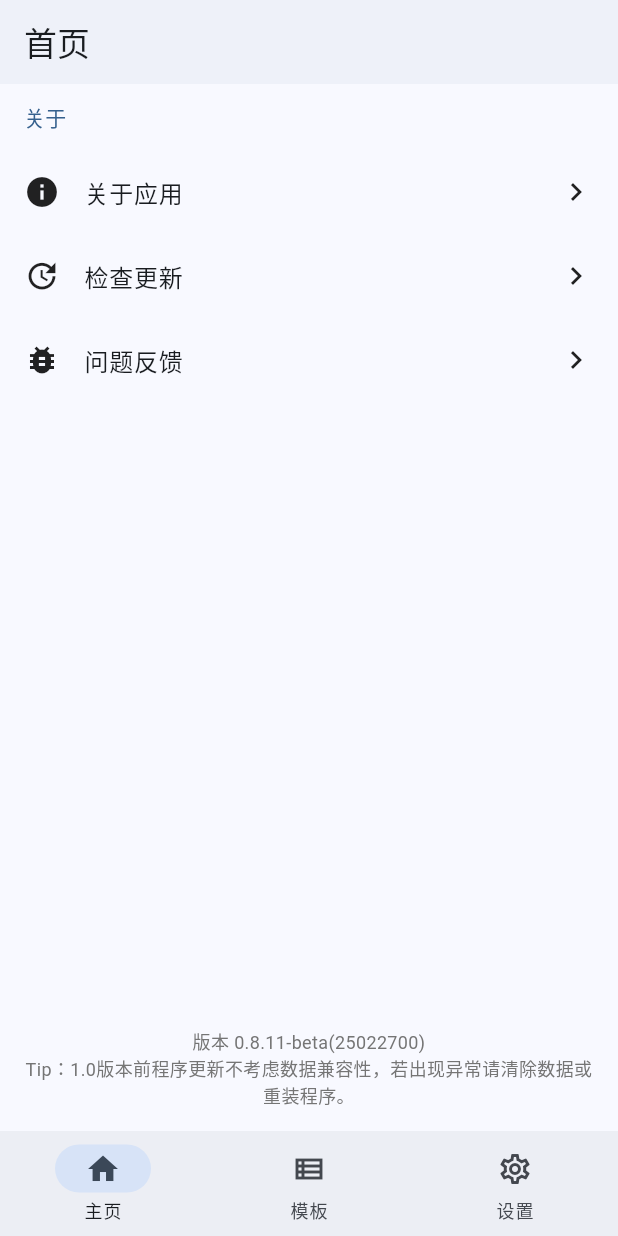
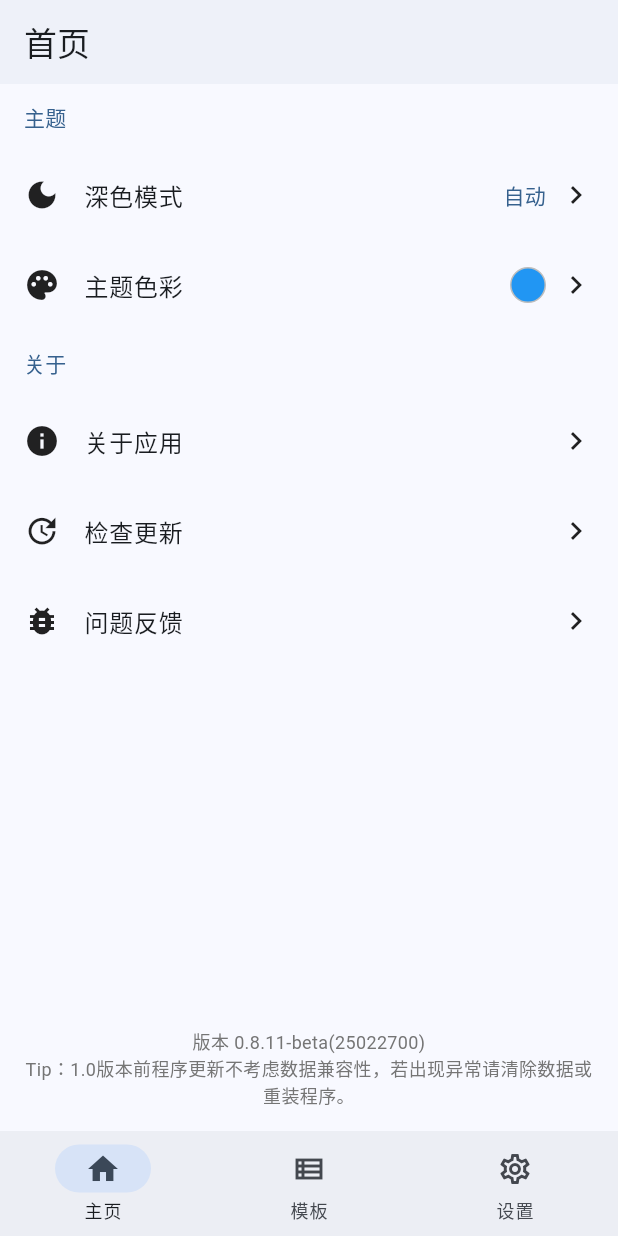
Before and after one commit to youzhiran/counters, a Flutter app: the screen it shows after launch, swiped to page 3, on a phone screen of 412 x 824 dp. Run offline on Flutter 3.47's test engine with Material 3 defaults, Android fonts, the phone set to English and light mode, and no system bars; our stand-ins replace hive, hive_flutter, package_info_plus, shared_preferences; accounts and stored records are empty.

Commit message:
new:主题&深色设置

```diff
--- a/lib/main.dart
+++ b/lib/main.dart
@@ -1,14 +1,14 @@
 import 'package:counters/page/game_session.dart';
 import 'package:counters/page/home.dart';
 import 'package:counters/page/setting.dart';
+import 'package:counters/page/template.dart';
 import 'package:counters/page/template_config.dart';
-import 'package:counters/page/template.dart';
 import 'package:counters/state.dart';
 import 'package:flutter/material.dart';
 import 'package:hive_flutter/hive_flutter.dart';
 import 'package:provider/provider.dart';
 
-import 'models.dart';
+import 'model/models.dart';
 import 'providers/score_provider.dart';
 import 'providers/template_provider.dart';
 
@@ -31,62 +31,38 @@ void main() async {
   // 会话存储初始化
   await Hive.openBox<GameSession>('gameSessions');
 
+  // 初始化全局状态
+  await globalState.initialize();
+
   // 打开模板盒子
   final templateBox = await Hive.openBox<ScoreTemplate>('templates');
 
-  runApp(MyApp(templateBox: templateBox)); // 传入Box实例
+  runApp(
+    MultiProvider(
+      providers: [
+        ChangeNotifierProvider(create: (_) => globalState), // 添加全局状态提供者
+        ChangeNotifierProvider(create: (_) => TemplateProvider(templateBox)),
+        ChangeNotifierProvider(create: (_) => ScoreProvider()),
+      ],
+      child: const MyApp(),
+    ),
+  );
 }
 
 class MyApp extends StatelessWidget {
-  final Box<ScoreTemplate> templateBox; // 添加构造函数参数
-
-  const MyApp({
-    required this.templateBox,
-    super.key, // 添加key参数
-  });
+  const MyApp({super.key});
 
   @override
   Widget build(BuildContext context) {
-    return MultiProvider(
-        providers: [
-          ChangeNotifierProvider(
-            create: (_) => TemplateProvider(templateBox),
-          ),
-          ChangeNotifierProvider(create: (_) => ScoreProvider()),
-        ],
-        child: MaterialApp(
+    return Consumer<GlobalState>(
+      // 监听主题变化
+      builder: (context, state, child) {
+        return MaterialApp(
           navigatorKey: globalState.navigatorKey,
           title: '桌游计分器',
-          theme: ThemeData(
-            useMaterial3: true, // 启用 MD3
-            colorScheme: ColorScheme.fromSeed(
-              seedColor: Colors.blue, // 动态颜色种子
-              brightness: Brightness.light,
-            ),
-            appBarTheme: const AppBarTheme(
-              elevation: 1, // MD3 推荐轻微阴影
-              scrolledUnderElevation: 3, // 滚动时阴影
-            ),
-            // 更新其他组件主题
-            filledButtonTheme: FilledButtonThemeData(style: ButtonStyle()),
-            navigationBarTheme: NavigationBarThemeData(
-              height: 70, // 推荐高度
-              labelBehavior: NavigationDestinationLabelBehavior.alwaysShow,
-            ),
-            pageTransitionsTheme: const PageTransitionsTheme(
-              builders: {
-                TargetPlatform.android: ZoomPageTransitionsBuilder(),
-                TargetPlatform.iOS: CupertinoPageTransitionsBuilder(),
-              },
-            ),
-          ),
-          darkTheme: ThemeData(
-            useMaterial3: true,
-            colorScheme: ColorScheme.fromSeed(
-              seedColor: Colors.blue,
-              brightness: Brightness.dark,
-            ),
-          ),
+          theme: _buildTheme(state.themeColor, Brightness.light),
+          darkTheme: _buildTheme(state.themeColor, Brightness.dark),
+          themeMode: state.themeMode,
           routes: {
             '/': (context) => const MainTabsScreen(),
             '/game_session': (context) => Scaffold(
@@ -114,7 +90,34 @@ class MyApp extends StatelessWidget {
                   ),
                 ),
           },
-        ));
+        );
+      },
+    );
+  }
+
+  ThemeData _buildTheme(Color seedColor, Brightness brightness) {
+    return ThemeData(
+      useMaterial3: true,
+      colorScheme: ColorScheme.fromSeed(
+        seedColor: seedColor,
+        brightness: brightness,
+      ),
+      appBarTheme: const AppBarTheme(
+        elevation: 1,
+        scrolledUnderElevation: 3,
+      ),
+      filledButtonTheme: FilledButtonThemeData(style: ButtonStyle()),
+      navigationBarTheme: NavigationBarThemeData(
+        height: 70,
+        labelBehavior: NavigationDestinationLabelBehavior.alwaysShow,
+      ),
+      pageTransitionsTheme: const PageTransitionsTheme(
+        builders: {
+          TargetPlatform.android: ZoomPageTransitionsBuilder(),
+          TargetPlatform.iOS: CupertinoPageTransitionsBuilder(),
+        },
+      ),
+    );
   }
 }
 
--- a/lib/models.dart
+++ b/lib/model/models.dart
@@ -1,7 +1,7 @@
 import 'package:hive/hive.dart';
 import 'package:uuid/uuid.dart';
 
-part 'models.g.dart'; // 生成文件引用
+part 'g/models.g.dart'; // 生成文件引用
 
 @HiveType(typeId: 0)
 class ScoreTemplate {
--- a/lib/page/game_session.dart
+++ b/lib/page/game_session.dart
@@ -2,7 +2,7 @@ import 'package:counters/state.dart';
 import 'package:flutter/material.dart';
 import 'package:provider/provider.dart';
 
-import '../models.dart';
+import '../model/models.dart';
 import '../providers/score_provider.dart';
 import '../providers/template_provider.dart';
 import '../widgets/snackbar.dart';
--- a/lib/page/home.dart
+++ b/lib/page/home.dart
@@ -1,7 +1,7 @@
 import 'package:flutter/material.dart';
 import 'package:provider/provider.dart';
 
-import '../models.dart';
+import '../model/models.dart';
 import '../providers/score_provider.dart';
 import '../providers/template_provider.dart';
 import '../state.dart';
--- a/lib/page/setting.dart
+++ b/lib/page/setting.dart
@@ -11,8 +11,19 @@ class SettingScreen extends StatefulWidget {
 }
 
 class _SettingScreenState extends State<SettingScreen> {
-  String _versionName = '1.0.0';
-  String _versionCode = '1';
+  String _versionName = '读取失败';
+  String _versionCode = '读取失败';
+
+  final List<Color> _themeColors = [
+    Colors.blue,
+    Colors.green,
+    Colors.orange,
+    Colors.purple,
+    Colors.red,
+    Colors.pink,
+    Colors.brown,
+    Colors.teal,
+  ];
 
   @override
   void initState() {
@@ -28,6 +39,79 @@ class _SettingScreenState extends State<SettingScreen> {
     });
   }
 
+  String _getThemeModeText(ThemeMode mode) {
+    switch (mode) {
+      case ThemeMode.system:
+        return '自动';
+      case ThemeMode.light:
+        return '浅色';
+      case ThemeMode.dark:
+        return '深色';
+    }
+  }
+
+  void _showThemeModeDialog() {
+    showDialog(
+      context: context,
+      builder: (context) => AlertDialog(
+        title: const Text('深色模式'),
+        content: Column(
+          mainAxisSize: MainAxisSize.min,
+          children: ThemeMode.values.map((mode) {
+            return RadioListTile<ThemeMode>(
+              title: Text(_getThemeModeText(mode)),
+              value: mode,
+              groupValue: globalState.themeMode,
+              onChanged: (value) {
+                globalState.setThemeMode(value!);
+                Navigator.pop(context);
+                setState(() {});
+              },
+            );
+          }).toList(),
+        ),
+      ),
+    );
+  }
+
+  void _showColorPickerDialog() {
+    showDialog(
+      context: context,
+      builder: (context) => AlertDialog(
+        title: const Text('选择主题颜色'),
+        content: SizedBox(
+          width: double.maxFinite,
+          child: GridView.count(
+            crossAxisCount: 4,
+            shrinkWrap: true,
+            children: _themeColors.map((color) {
+              return InkWell(
+                onTap: () {
+                  globalState.setThemeColor(color);
+                  Navigator.pop(context);
+                  setState(() {});
+                },
+                child: Container(
+                  margin: const EdgeInsets.all(8),
+                  decoration: BoxDecoration(
+                    color: color,
+                    shape: BoxShape.circle,
+                    border: Border.all(
+                      color: color == globalState.themeColor
+                          ? Colors.white
+                          : Colors.grey,
+                      width: 2,
+                    ),
+                  ),
+                ),
+              );
+            }).toList(),
+          ),
+        ),
+      ),
+    );
+  }
+
   @override
   Widget build(BuildContext context) {
     return Scaffold(
@@ -37,11 +121,38 @@ class _SettingScreenState extends State<SettingScreen> {
             child: ListView(
               padding: const EdgeInsets.symmetric(vertical: 0),
               children: [
+                _buildSectionHeader('主题'),
+                _buildListTile(
+                  icon: Icons.dark_mode,
+                  title: '深色模式',
+                  trailing: Text(
+                    _getThemeModeText(globalState.themeMode),
+                    style: TextStyle(
+                      color: Theme.of(context).colorScheme.primary,
+                    ),
+                  ),
+                  onTap: _showThemeModeDialog,
+                ),
+                _buildListTile(
+                  icon: Icons.palette,
+                  title: '主题色彩',
+                  trailing: Container(
+                    width: 24,
+                    height: 24,
+                    decoration: BoxDecoration(
+                      color: globalState.themeColor,
+                      shape: BoxShape.circle,
+                      border: Border.all(
+                        color: Colors.grey.shade400,
+                      ),
+                    ),
+                  ),
+                  onTap: _showColorPickerDialog,
+                ),
                 _buildSectionHeader('关于'),
                 _buildListTile(
                   icon: Icons.info,
                   title: '关于应用',
-                  // onTap: () => _showAbout(context),
                   onTap: () => globalState.showMessage(
                     title: '关于',
                     message: TextSpan(
@@ -75,7 +186,7 @@ class _SettingScreenState extends State<SettingScreen> {
             padding: const EdgeInsets.all(16),
             child: Text(
               '版本 $_versionName($_versionCode)\n'
-                  'Tip：1.0版本前程序更新不考虑数据兼容性，若出现异常请清除数据或重装程序。',
+              'Tip：1.0版本前程序更新不考虑数据兼容性，若出现异常请清除数据或重装程序。',
               textAlign: TextAlign.center,
               style: TextStyle(
                 color: Colors.grey[600],
@@ -104,6 +215,7 @@ class _SettingScreenState extends State<SettingScreen> {
   Widget _buildListTile({
     required IconData icon,
     required String title,
+    Widget? trailing,
     VoidCallback? onTap,
   }) {
     return Material(
@@ -111,7 +223,7 @@ class _SettingScreenState extends State<SettingScreen> {
       child: InkWell(
         onTap: onTap,
         child: Padding(
-          padding: const EdgeInsets.symmetric(horizontal: 16, vertical: 16),
+          padding: const EdgeInsets.symmetric(horizontal: 16, vertical: 18),
           child: Row(
             children: [
               Icon(icon, size: 24),
@@ -122,6 +234,10 @@ class _SettingScreenState extends State<SettingScreen> {
                   style: Theme.of(context).textTheme.bodyLarge,
                 ),
               ),
+              if (trailing != null) ...[
+                trailing,
+                const SizedBox(width: 8),
+              ],
               const Icon(Icons.chevron_right, size: 24),
             ],
           ),
@@ -129,5 +245,4 @@ class _SettingScreenState extends State<SettingScreen> {
       ),
     );
   }
-
 }
--- a/lib/page/template.dart
+++ b/lib/page/template.dart
@@ -2,7 +2,7 @@ import 'package:counters/page/template_config.dart';
 import 'package:flutter/material.dart';
 import 'package:provider/provider.dart';
 
-import '../models.dart';
+import '../model/models.dart';
 import '../providers/score_provider.dart';
 import '../providers/template_provider.dart';
 import '../state.dart';
--- a/lib/page/template_config.dart
+++ b/lib/page/template_config.dart
@@ -3,7 +3,7 @@ import 'package:flutter/material.dart';
 import 'package:flutter/services.dart';
 import 'package:provider/provider.dart';
 
-import '../models.dart';
+import '../model/models.dart';
 import '../providers/score_provider.dart';
 import '../providers/template_provider.dart';
 import '../widgets/snackbar.dart';
--- a/lib/providers/score_provider.dart
+++ b/lib/providers/score_provider.dart
@@ -3,7 +3,7 @@ import 'package:hive/hive.dart';
 import 'package:provider/provider.dart';
 import 'package:uuid/uuid.dart';
 
-import '../models.dart';
+import '../model/models.dart';
 import '../providers/template_provider.dart';
 import '../state.dart';
 
--- a/lib/providers/template_provider.dart
+++ b/lib/providers/template_provider.dart
@@ -3,7 +3,7 @@ import 'package:flutter/material.dart';
 import 'package:hive/hive.dart';
 import 'package:uuid/uuid.dart';
 
-import '../models.dart';
+import '../model/models.dart';
 
 class TemplateProvider with ChangeNotifier {
   final Box<ScoreTemplate> _templateBox;
--- a/lib/state.dart
+++ b/lib/state.dart
@@ -2,9 +2,10 @@ import 'dart:ui';
 
 import 'package:animations/animations.dart';
 import 'package:flutter/material.dart';
+import 'package:shared_preferences/shared_preferences.dart';
 import 'package:url_launcher/url_launcher.dart';
 
-class GlobalState {
+class GlobalState with ChangeNotifier {
   final navigatorKey = GlobalKey<NavigatorState>();
 
   final filter = ImageFilter.blur(
@@ -12,6 +13,48 @@ class GlobalState {
     sigmaY: 5,
     tileMode: TileMode.mirror,
   );
+
+  ThemeMode get themeMode => _themeMode;
+
+  Color get themeColor => _themeColor;
+
+  // 主题相关状态
+  ThemeMode _themeMode = ThemeMode.system;
+  Color _themeColor = Colors.blue;
+  late SharedPreferences _prefs; // 持久化存储实例
+
+  // 初始化方法（需要在main函数中调用）
+  Future<void> initialize() async {
+    _prefs = await SharedPreferences.getInstance();
+    _loadPreferences();
+  }
+
+  // 加载存储的设置
+  void _loadPreferences() {
+    // 加载主题模式
+    final modeIndex = _prefs.getInt('themeMode') ?? ThemeMode.system.index;
+    _themeMode = ThemeMode.values[modeIndex];
+
+    // 加载主题颜色
+    final colorValue = _prefs.getInt('themeColor') ?? Colors.blue.value;
+    _themeColor = Color(colorValue);
+
+    notifyListeners(); // 通知监听者更新
+  }
+
+  // 主题模式设置方法
+  Future<void> setThemeMode(ThemeMode mode) async {
+    _themeMode = mode;
+    await _prefs.setInt('themeMode', mode.index); // 持久化存储
+    notifyListeners(); // 通知界面更新
+  }
+
+  // 主题颜色设置方法
+  Future<void> setThemeColor(Color color) async {
+    _themeColor = color;
+    await _prefs.setInt('themeColor', color.value); // 持久化存储
+    notifyListeners(); // 通知界面更新
+  }
 
   Future<T?> showCommonDialog<T>({
     required Widget child,
@@ -45,8 +88,8 @@ class GlobalState {
                 child: SelectableText.rich(
                   TextSpan(
                     style: Theme.of(context).textTheme.labelLarge?.copyWith(
-                      fontWeight: FontWeight.normal,
-                    ),
+                          fontWeight: FontWeight.normal,
+                        ),
                     children: [message],
                   ),
                   style: const TextStyle(
@@ -75,7 +118,6 @@ class GlobalState {
     );
   }
 
-
   openUrl(String url) async {
     final res = await showMessage(
       message: TextSpan(text: url),
@@ -87,7 +129,6 @@ class GlobalState {
     }
     launchUrl(Uri.parse(url));
   }
-
 }
 
 final globalState = GlobalState();
--- a/lib/widgets/history_session_item.dart
+++ b/lib/widgets/history_session_item.dart
@@ -2,7 +2,7 @@ import 'package:counters/state.dart';
 import 'package:flutter/material.dart';
 import 'package:provider/provider.dart';
 
-import '../models.dart';
+import '../model/models.dart';
 import '../providers/template_provider.dart';
 import '../utils/date_formatter.dart';
 import 'confirmation_dialog.dart';
--- a/pubspec.yaml
+++ b/pubspec.yaml
@@ -39,6 +39,7 @@ dependencies:
   package_info_plus: ^8.2.1
   url_launcher: ^6.3.1
   animations: ^2.0.11
+  shared_preferences: ^2.5.2
 
   # The following adds the Cupertino Icons font to your application.
   # Use with the CupertinoIcons class for iOS style icons.
```
Also changed, not shown: lib/model/g/models.g.dart, pubspec.lock, 1 other file.
